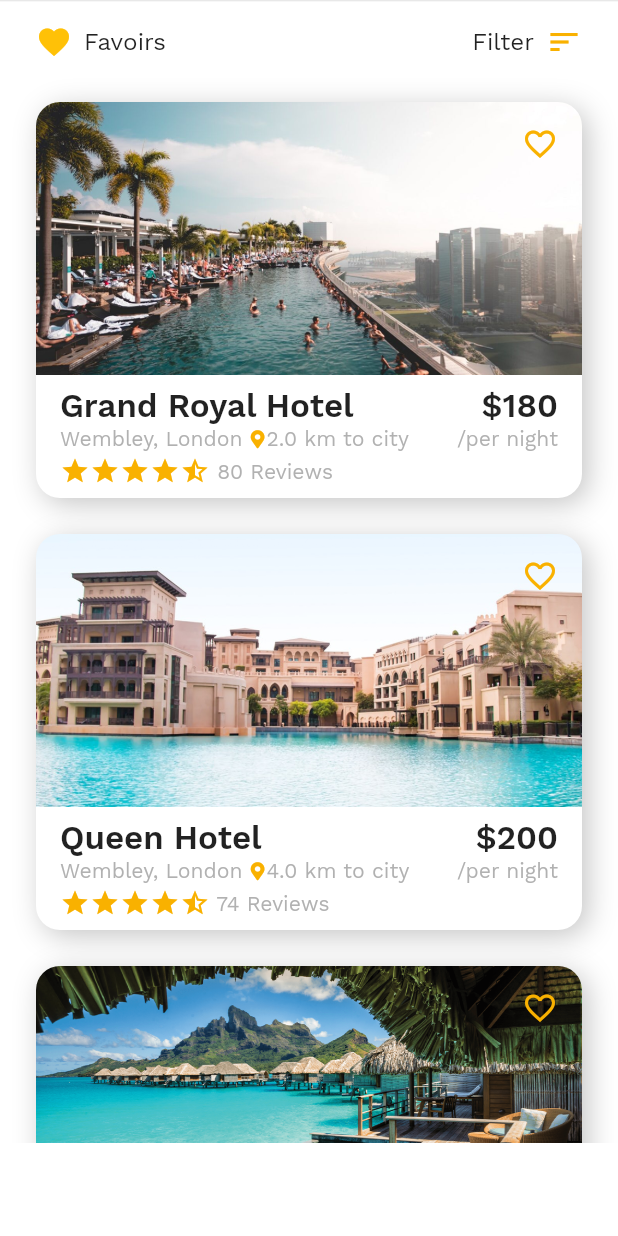
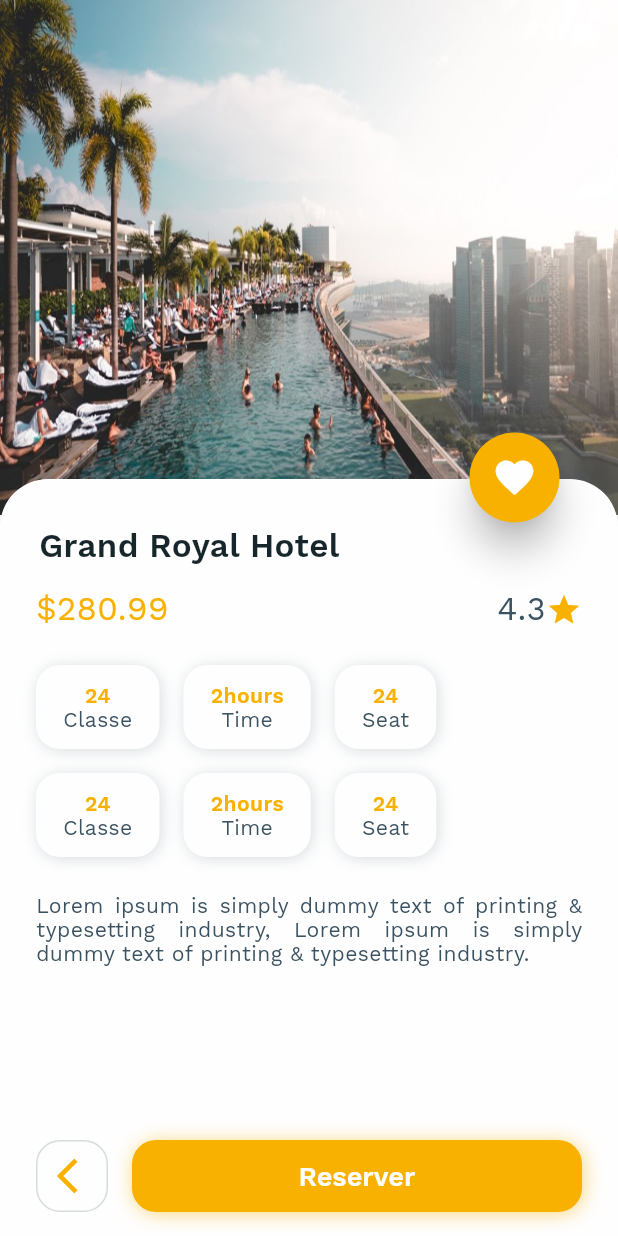
Before and after one commit to Atchaw/protour_traval, a Flutter app: the HotelHomeScreen screen opened directly, after a tap on "Grand Royal Hotel", on a phone screen of 412 x 824 dp. Run offline on Flutter 3.47's test engine with Material 2 defaults, Android fonts, the phone set to English and light mode, and no system bars; drawn by our look-alikes of smooth_star_rating; our stand-ins replace carousel_slider, font_awesome_flutter; missing offline and left inert: flutter_form_bloc.

Commit message:
create info screen

```diff
--- a/lib/hotel_booking/hotel_home_screen.dart
+++ b/lib/hotel_booking/hotel_home_screen.dart
@@ -4,6 +4,7 @@ import 'package:protour_traval/hotel_booking/model/hotel_list_data.dart';
 import 'package:flutter/material.dart';
 import 'package:protour_traval/app_theme.dart';
 import 'filters_screen.dart';
+import './info_screen.dart';
 
 class HotelHomeScreen extends StatefulWidget {
   @override
@@ -91,7 +92,9 @@ class _HotelHomeScreenState extends State<HotelHomeScreen>
                                               curve: Curves.fastOutSlowIn)));
                               animationController.forward();
                               return HotelListView(
-                                callback: () {},
+                                callback: () {
+                                  moveTo();
+                                },
                                 hotelData: hotelList[index],
                                 animation: animation,
                                 animationController: animationController,
@@ -301,29 +304,14 @@ class _HotelHomeScreenState extends State<HotelHomeScreen>
     );
   }
 
-/*
-  void showDemoDialog({BuildContext context}) {
-    showDialog<dynamic>(
-      context: context,
-      builder: (BuildContext context) => CalendarPopupView(
-        barrierDismissible: true,
-        minimumDate: DateTime.now(),
-        //  maximumDate: DateTime(DateTime.now().year, DateTime.now().month, DateTime.now().day + 10),
-        initialEndDate: endDate,
-        initialStartDate: startDate,
-        onApplyClick: (DateTime startData, DateTime endData) {
-          setState(() {
-            if (startData != null && endData != null) {
-              startDate = startData;
-              endDate = endData;
-            }
-          });
-        },
-        onCancelClick: () {},
+  void moveTo() {
+    Navigator.push<dynamic>(
+      context,
+      MaterialPageRoute<dynamic>(
+        builder: (BuildContext context) => InfoScreen(),
       ),
     );
   }
-*/
 }
 
 class ContestTabHeader extends SliverPersistentHeaderDelegate {
--- /dev/null
+++ b/lib/hotel_booking/info_screen.dart
@@ -0,0 +1,365 @@
+import 'package:flutter/material.dart';
+import 'package:protour_traval/app_theme.dart';
+
+class InfoScreen extends StatefulWidget {
+  @override
+  _InfoScreenState createState() => _InfoScreenState();
+}
+
+class _InfoScreenState extends State<InfoScreen> with TickerProviderStateMixin {
+  final double infoHeight = 364.0;
+  AnimationController animationController;
+  Animation<double> animation;
+  double opacity1 = 0.0;
+  double opacity2 = 0.0;
+  double opacity3 = 0.0;
+  @override
+  void initState() {
+    animationController = AnimationController(
+        duration: const Duration(milliseconds: 1000), vsync: this);
+    animation = Tween<double>(begin: 0.0, end: 1.0).animate(CurvedAnimation(
+        parent: animationController,
+        curve: Interval(0, 1.0, curve: Curves.fastOutSlowIn)));
+    setData();
+    super.initState();
+  }
+
+  Future<void> setData() async {
+    animationController.forward();
+    await Future<dynamic>.delayed(const Duration(milliseconds: 200));
+    setState(() {
+      opacity1 = 1.0;
+    });
+    await Future<dynamic>.delayed(const Duration(milliseconds: 200));
+    setState(() {
+      opacity2 = 1.0;
+    });
+    await Future<dynamic>.delayed(const Duration(milliseconds: 200));
+    setState(() {
+      opacity3 = 1.0;
+    });
+  }
+
+  @override
+  Widget build(BuildContext context) {
+    final double tempHeight = MediaQuery.of(context).size.height -
+        (MediaQuery.of(context).size.width / 1.2) +
+        24.0;
+    return Container(
+      color: AppTheme.nearlyWhite,
+      child: Scaffold(
+        backgroundColor: Colors.transparent,
+        body: Stack(
+          children: <Widget>[
+            Column(
+              children: <Widget>[
+                AspectRatio(
+                  aspectRatio: 1.2,
+                  child: Image.asset(
+                    'assets/hotel/hotel_1.png',
+                    fit: BoxFit.fill,
+                    width: double.infinity,
+                  ),
+                ),
+              ],
+            ),
+            Positioned(
+              top: (MediaQuery.of(context).size.width / 1.2) - 24.0,
+              bottom: 0,
+              left: 0,
+              right: 0,
+              child: Container(
+                decoration: BoxDecoration(
+                  color: AppTheme.nearlyWhite,
+                  borderRadius: const BorderRadius.only(
+                      topLeft: Radius.circular(32.0),
+                      topRight: Radius.circular(32.0)),
+                  boxShadow: <BoxShadow>[
+                    BoxShadow(
+                        color: AppTheme.grey.withOpacity(0.2),
+                        offset: const Offset(1.1, 1.1),
+                        blurRadius: 10.0),
+                  ],
+                ),
+                child: Padding(
+                  padding: const EdgeInsets.only(left: 8, right: 8),
+                  child: SingleChildScrollView(
+                    child: Container(
+                      constraints: BoxConstraints(
+                          minHeight: infoHeight,
+                          maxHeight: tempHeight > infoHeight
+                              ? tempHeight
+                              : infoHeight),
+                      child: Column(
+                        mainAxisAlignment: MainAxisAlignment.center,
+                        crossAxisAlignment: CrossAxisAlignment.start,
+                        children: <Widget>[
+                          Padding(
+                            padding: const EdgeInsets.only(
+                                top: 32.0, left: 18, right: 16),
+                            child: Text(
+                              'Grand Royal Hotel',
+                              textAlign: TextAlign.left,
+                              style: TextStyle(
+                                fontWeight: FontWeight.w600,
+                                fontSize: 22,
+                                letterSpacing: 0.27,
+                                color: AppTheme.darkerText,
+                              ),
+                            ),
+                          ),
+                          Padding(
+                            padding: const EdgeInsets.only(
+                                left: 16, right: 16, bottom: 8, top: 16),
+                            child: Row(
+                              mainAxisAlignment: MainAxisAlignment.spaceBetween,
+                              crossAxisAlignment: CrossAxisAlignment.center,
+                              children: <Widget>[
+                                Text(
+                                  '\$280.99',
+                                  textAlign: TextAlign.left,
+                                  style: TextStyle(
+                                    fontWeight: FontWeight.w200,
+                                    fontSize: 22,
+                                    letterSpacing: 0.27,
+                                    color: AppTheme.nearlyDarkYellow,
+                                  ),
+                                ),
+                                Container(
+                                  child: Row(
+                                    children: <Widget>[
+                                      Text(
+                                        '4.3',
+                                        textAlign: TextAlign.left,
+                                        style: TextStyle(
+                                          fontWeight: FontWeight.w200,
+                                          fontSize: 22,
+                                          letterSpacing: 0.27,
+                                          color: AppTheme.grey,
+                                        ),
+                                      ),
+                                      Icon(
+                                        Icons.star,
+                                        color: AppTheme.nearlyDarkYellow,
+                                        size: 24,
+                                      ),
+                                    ],
+                                  ),
+                                )
+                              ],
+                            ),
+                          ),
+                          AnimatedOpacity(
+                            duration: const Duration(milliseconds: 500),
+                            opacity: opacity1,
+                            child: Padding(
+                                padding: const EdgeInsets.all(8),
+                                child: Column(
+                                  children: <Widget>[
+                                    Row(
+                                      children: <Widget>[
+                                        getTimeBoxUI('24', 'Classe'),
+                                        getTimeBoxUI('2hours', 'Time'),
+                                        getTimeBoxUI('24', 'Seat'),
+                                      ],
+                                    ),
+                                    Row(
+                                      children: <Widget>[
+                                        getTimeBoxUI('24', 'Classe'),
+                                        getTimeBoxUI('2hours', 'Time'),
+                                        getTimeBoxUI('24', 'Seat'),
+                                      ],
+                                    ),
+                                  ],
+                                )),
+                          ),
+                          Expanded(
+                            child: AnimatedOpacity(
+                              duration: const Duration(milliseconds: 500),
+                              opacity: opacity2,
+                              child: Padding(
+                                padding: const EdgeInsets.only(
+                                    left: 16, right: 16, top: 8, bottom: 8),
+                                child: Text(
+                                  'Lorem ipsum is simply dummy text of printing & typesetting industry, Lorem ipsum is simply dummy text of printing & typesetting industry.',
+                                  textAlign: TextAlign.justify,
+                                  style: TextStyle(
+                                    fontWeight: FontWeight.w200,
+                                    fontSize: 14,
+                                    letterSpacing: 0.27,
+                                    color: AppTheme.grey,
+                                  ),
+                                  maxLines: 3,
+                                  overflow: TextOverflow.ellipsis,
+                                ),
+                              ),
+                            ),
+                          ),
+                          AnimatedOpacity(
+                            duration: const Duration(milliseconds: 500),
+                            opacity: opacity3,
+                            child: Padding(
+                              padding: const EdgeInsets.only(
+                                  left: 16, bottom: 16, right: 16),
+                              child: Row(
+                                mainAxisAlignment: MainAxisAlignment.center,
+                                crossAxisAlignment: CrossAxisAlignment.center,
+                                children: <Widget>[
+                                  Container(
+                                    width: 48,
+                                    height: 48,
+                                    child: Container(
+                                      decoration: BoxDecoration(
+                                        color: AppTheme.nearlyWhite,
+                                        borderRadius: const BorderRadius.all(
+                                          Radius.circular(16.0),
+                                        ),
+                                        border: Border.all(
+                                            color:
+                                                AppTheme.grey.withOpacity(0.2)),
+                                      ),
+                                      child: InkWell(
+                                        borderRadius: BorderRadius.circular(
+                                            AppBar().preferredSize.height),
+                                        child: Padding(
+                                          padding:
+                                              const EdgeInsets.only(left: 8),
+                                          child: Icon(
+                                            Icons.arrow_back_ios,
+                                            color: AppTheme.nearlyDarkYellow,
+                                            size: 28,
+                                          ),
+                                        ),
+                                        onTap: () {
+                                          Navigator.pop(context);
+                                        },
+                                      ),
+                                    ),
+                                  ),
+                                  const SizedBox(
+                                    width: 16,
+                                  ),
+                                  Expanded(
+                                    child: Container(
+                                      height: 48,
+                                      decoration: BoxDecoration(
+                                        color: AppTheme.nearlyDarkYellow,
+                                        borderRadius: const BorderRadius.all(
+                                          Radius.circular(16.0),
+                                        ),
+                                        boxShadow: <BoxShadow>[
+                                          BoxShadow(
+                                              color: AppTheme.nearlyDarkYellow
+                                                  .withOpacity(0.5),
+                                              offset: const Offset(1.1, 1.1),
+                                              blurRadius: 10.0),
+                                        ],
+                                      ),
+                                      child: Center(
+                                        child: Text(
+                                          'Reserver',
+                                          textAlign: TextAlign.left,
+                                          style: TextStyle(
+                                            fontWeight: FontWeight.w600,
+                                            fontSize: 18,
+                                            letterSpacing: 0.0,
+                                            color: AppTheme.nearlyWhite,
+                                          ),
+                                        ),
+                                      ),
+                                    ),
+                                  )
+                                ],
+                              ),
+                            ),
+                          ),
+                          SizedBox(
+                            height: MediaQuery.of(context).padding.bottom,
+                          )
+                        ],
+                      ),
+                    ),
+                  ),
+                ),
+              ),
+            ),
+            Positioned(
+              top: (MediaQuery.of(context).size.width / 1.2) - 24.0 - 35,
+              right: 35,
+              child: ScaleTransition(
+                alignment: Alignment.center,
+                scale: CurvedAnimation(
+                    parent: animationController, curve: Curves.fastOutSlowIn),
+                child: Card(
+                  color: AppTheme.nearlyDarkYellow,
+                  shape: RoundedRectangleBorder(
+                      borderRadius: BorderRadius.circular(50.0)),
+                  elevation: 10.0,
+                  child: Container(
+                    width: 60,
+                    height: 60,
+                    child: Center(
+                      child: Icon(
+                        Icons.favorite,
+                        color: AppTheme.nearlyWhite,
+                        size: 30,
+                      ),
+                    ),
+                  ),
+                ),
+              ),
+            ),
+          ],
+        ),
+      ),
+    );
+  }
+
+  Widget getTimeBoxUI(String text1, String txt2) {
+    return Padding(
+      padding: const EdgeInsets.all(8.0),
+      child: Container(
+        decoration: BoxDecoration(
+          color: AppTheme.nearlyWhite,
+          borderRadius: const BorderRadius.all(Radius.circular(16.0)),
+          boxShadow: <BoxShadow>[
+            BoxShadow(
+                color: AppTheme.grey.withOpacity(0.2),
+                offset: const Offset(1.1, 1.1),
+                blurRadius: 8.0),
+          ],
+        ),
+        child: Padding(
+          padding: const EdgeInsets.only(
+              left: 18.0, right: 18.0, top: 12.0, bottom: 12.0),
+          child: Column(
+            mainAxisAlignment: MainAxisAlignment.center,
+            crossAxisAlignment: CrossAxisAlignment.center,
+            children: <Widget>[
+              Text(
+                text1,
+                textAlign: TextAlign.center,
+                style: TextStyle(
+                  fontWeight: FontWeight.w600,
+                  fontSize: 14,
+                  letterSpacing: 0.27,
+                  color: AppTheme.nearlyDarkYellow,
+                ),
+              ),
+              Text(
+                txt2,
+                textAlign: TextAlign.center,
+                style: TextStyle(
+                  fontWeight: FontWeight.w200,
+                  fontSize: 14,
+                  letterSpacing: 0.27,
+                  color: AppTheme.grey,
+                ),
+              ),
+            ],
+          ),
+        ),
+      ),
+    );
+  }
+}
--- a/lib/vole_ticket/vole_search.dart
+++ b/lib/vole_ticket/vole_search.dart
@@ -83,15 +83,18 @@ class SearchVoleForm extends StatelessWidget {
 
           return Theme(
             data: Theme.of(context).copyWith(
+              textTheme: TextTheme(
+                subtitle1: TextStyle(
+                  fontSize: 16.0,
+                  color: Colors.black,
+                ),
+              ),
               inputDecorationTheme: InputDecorationTheme(
                 border: OutlineInputBorder(
                   borderRadius: BorderRadius.circular(10),
                 ),
-                contentPadding: const EdgeInsets.only(left: 12),
+                contentPadding: const EdgeInsets.all(0),
                 alignLabelWithHint: true,
-                labelStyle: TextStyle(
-                  fontSize: 14,
-                ),
               ),
             ),
             child: Container(
@@ -128,15 +131,31 @@ class SearchVoleForm extends StatelessWidget {
                                 child: DropdownFieldBlocBuilder(
                                   selectFieldBloc: searchFormBloc.select1,
                                   decoration: InputDecoration(
+                                    contentPadding:
+                                        const EdgeInsets.only(left: 20),
                                     labelText: 'Type',
                                   ),
                                   itemBuilder: (context, value) => value,
                                 ),
                               ),
+                              SizedBox(width: 4),
+                              Container(
+                                width: 80,
+                                child: TextFieldBlocBuilder(
+                                  textFieldBloc: searchFormBloc.numberPerssonne,
+                                  keyboardType: TextInputType.number,
+                                  decoration: InputDecoration(
+                                    prefixIcon: Icon(Icons.person),
+                                  ),
+                                ),
+                              ),
+                              SizedBox(width: 4),
                               Expanded(
                                 child: DropdownFieldBlocBuilder(
                                   selectFieldBloc: searchFormBloc.select2,
                                   decoration: InputDecoration(
+                                    contentPadding:
+                                        const EdgeInsets.only(left: 20),
                                     labelText: 'Type1',
                                   ),
                                   itemBuilder: (context, value) => value,
@@ -154,25 +173,18 @@ class SearchVoleForm extends StatelessWidget {
                                   selectFieldBloc: searchFormBloc.select3,
                                   decoration: InputDecoration(
                                     labelText: 'Depart',
+                                    prefixIcon: Icon(Icons.location_on),
                                   ),
                                   itemBuilder: (context, value) => value,
                                 ),
                               ),
-                              Container(
-                                width: 80,
-                                child: TextFieldBlocBuilder(
-                                  textFieldBloc: searchFormBloc.numberPerssonne,
-                                  keyboardType: TextInputType.number,
-                                  decoration: InputDecoration(
-                                    prefixIcon: Icon(Icons.person),
-                                  ),
-                                ),
-                              ),
+                              SizedBox(width: 4),
                               Expanded(
                                 child: DropdownFieldBlocBuilder(
                                   selectFieldBloc: searchFormBloc.select4,
                                   decoration: InputDecoration(
                                     labelText: 'Arrived',
+                                    prefixIcon: Icon(Icons.location_on),
                                   ),
                                   itemBuilder: (context, value) => value,
                                 ),
@@ -197,13 +209,7 @@ class SearchVoleForm extends StatelessWidget {
                                   ),
                                 ),
                               ),
-                            ],
-                          ),
-                        ),
-                        Padding(
-                          padding: const EdgeInsets.only(left: 4, right: 4),
-                          child: Row(
-                            children: <Widget>[
+                              SizedBox(width: 4),
                               Expanded(
                                 child: DateTimeFieldBlocBuilder(
                                   dateTimeFieldBloc: searchFormBloc.date2,
@@ -220,12 +226,12 @@ class SearchVoleForm extends StatelessWidget {
                             ],
                           ),
                         ),
-                        /*
                         Padding(
-                          padding: const EdgeInsets.all(4.0),
+                          padding: const EdgeInsets.only(
+                              top: 4, left: 4, right: 4, bottom: 0),
                           child: Container(
-                            height: 55,
-                            width: 500,
+                            height: 45,
+                            width: double.infinity,
                             child: RaisedButton(
                               onPressed: searchFormBloc.submit,
                               child: Text(
@@ -239,7 +245,6 @@ class SearchVoleForm extends StatelessWidget {
                             ),
                           ),
                         ),
-                      */
                       ],
                     ),
                   ),
```
